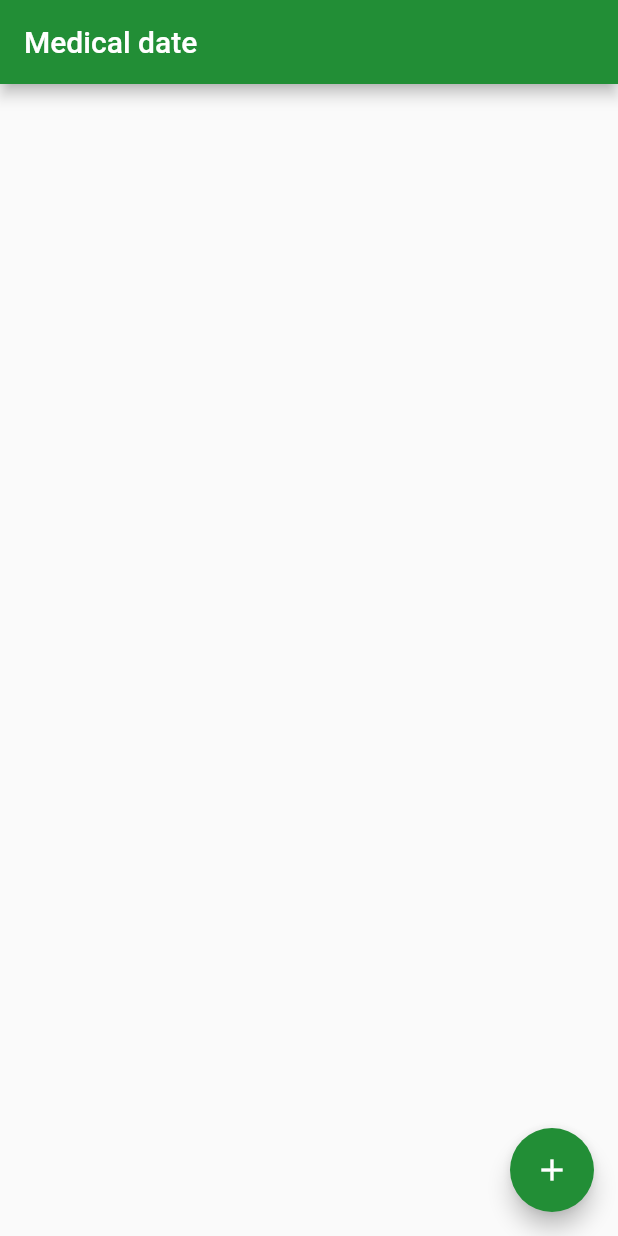
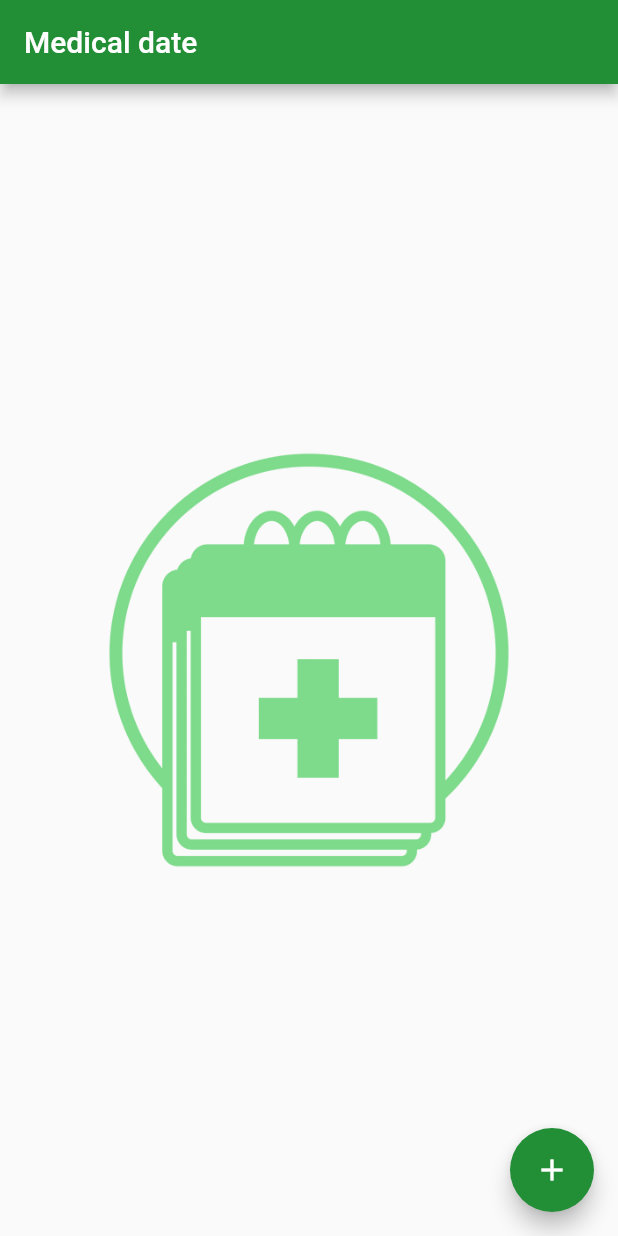
Before and after one commit to Guilherme-Santos-dev/Medicinal-Date, a Flutter app: the screen it shows after launch, on a phone screen of 412 x 824 dp. Run offline on Flutter 3.47's test engine with Material 2 defaults, Android fonts, the phone set to English and light mode, and no system bars; our stand-ins replace flutter_masked_text2, sqflite; accounts and stored records are empty.

Commit message:
update - lista e imagem

```diff
--- a/medicinal_date/lib/screens/components/item_lista.dart
+++ b/medicinal_date/lib/screens/components/item_lista.dart
@@ -12,10 +12,10 @@ class ItemList extends StatelessWidget {
 
   @override
   Widget build(BuildContext context) {
-    return Row(
+    return Card(
+      child: Row(
         mainAxisAlignment: MainAxisAlignment.spaceBetween,
         children: [
-
           Row(
             children: [
               Icon(Icons.access_time_outlined),
@@ -45,6 +45,7 @@ class ItemList extends StatelessWidget {
             ),
           ),
         ],
+      ),
     );
   }
 }
--- a/medicinal_date/lib/screens/home/home.dart
+++ b/medicinal_date/lib/screens/home/home.dart
@@ -29,9 +29,15 @@ class _HomeState extends State<Home> {
       appBar: AppBar(
         title: const Text("Medical date"),
       ),
-
-
-      body: FutureBuilder(
+      body: Stack(
+        children: <Widget>[
+          Center(
+            child: Image.asset(
+              "assets/fundo_app.png",
+              width: 300,
+            ),
+          ),
+      FutureBuilder(
         future: MedicineRepository.findALL(),
         builder: (context, snapshot) {
           if (snapshot.connectionState == ConnectionState.none ||
@@ -68,6 +74,8 @@ class _HomeState extends State<Home> {
           }
         },
       ),
+  ],
+      ),
     );
   }
 
```
Also changed, not shown: medicinal_date/assets/fundo_app.png. Lines whose indentation alone changed are shown as unchanged.
